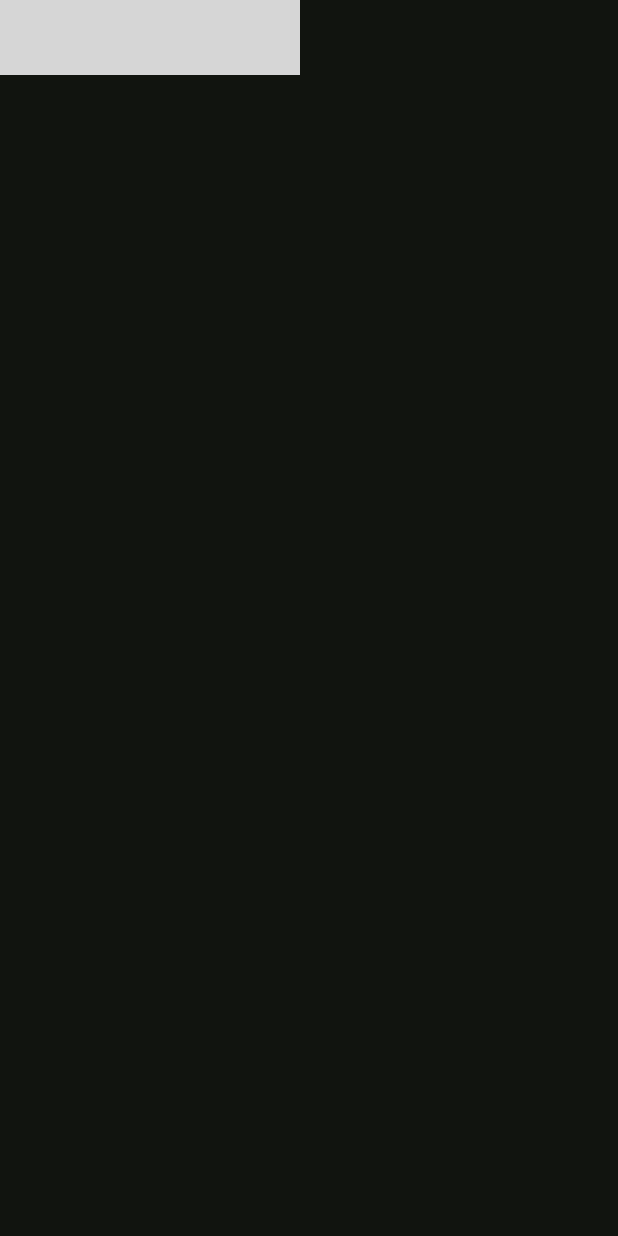
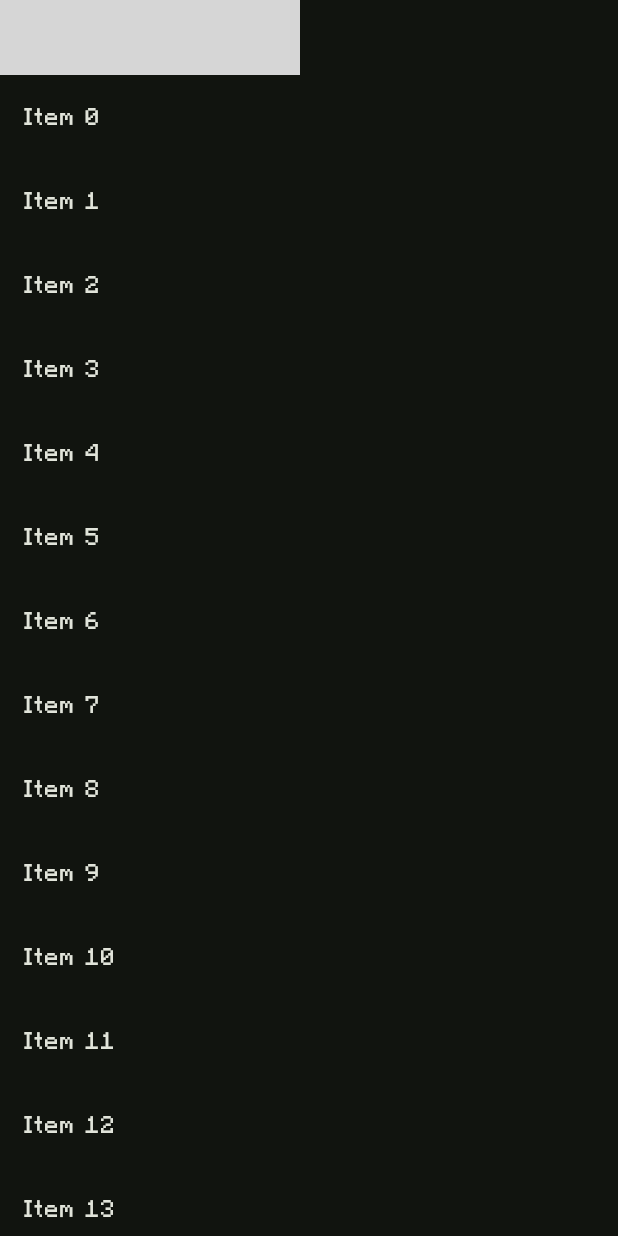
Before and after one commit to saninthottungal/ssnbuilds, a Flutter app: the screen it shows after launch, on a phone screen of 412 x 824 dp. Run offline on Flutter 3.47's test engine with Material 3 defaults, Android fonts, the phone set to English and light mode, and no system bars; our stand-ins replace responsive_framework; network calls fail; grey boxes are pictures that could not be loaded.

Commit message:
responsive breakpoints extension created

```diff
--- /dev/null
+++ b/lib/extensions/context.ext.dart
@@ -0,0 +1,10 @@
+import 'package:flutter/material.dart';
+import 'package:responsive_framework/responsive_framework.dart';
+
+extension ContextExt on BuildContext {
+  //* responsive framework
+  ResponsiveBreakpointsData get responsiveData =>
+      ResponsiveBreakpoints.of(this);
+
+  bool get isMobile => responsiveData.isMobile;
+}
--- a/lib/main.dart
+++ b/lib/main.dart
@@ -22,7 +22,7 @@ class MyApp extends StatelessWidget {
 
         fontFamily: 'minecraft',
       ),
-      home: const HomePage(),
+      home: const HeaderWidget(),
       builder: (context, child) {
         return ResponsiveBreakpoints.builder(
           breakpoints: [
--- a/lib/pages/home_page.dart
+++ b/lib/pages/home_page.dart
@@ -1,25 +1,36 @@
 import 'package:flutter/material.dart';
 
-class HomePage extends StatelessWidget {
-  const HomePage({super.key});
+class HeaderWidget extends StatelessWidget {
+  const HeaderWidget({super.key});
 
   @override
   Widget build(BuildContext context) {
     return Scaffold(
-      body: CustomScrollView(
-        slivers: [
+      body: NestedScrollView(
+        headerSliverBuilder: (context, _) {
+          return [
             SliverToBoxAdapter(
               child: Row(
                 children: [
+                  //* Logo
                   Image.network(
                     'web/assets/logo/text_logo.png',
                     width: 200,
                     height: 50,
                   ),
+
+                  //* Spacer
+                  const Spacer(),
                 ],
               ),
             ),
-        ],
+          ];
+        },
+        body: ListView.builder(
+          itemBuilder: (context, index) {
+            return ListTile(title: Text('Item $index'));
+          },
+        ),
       ),
     );
   }
```
Lines whose indentation alone changed are shown as unchanged.
